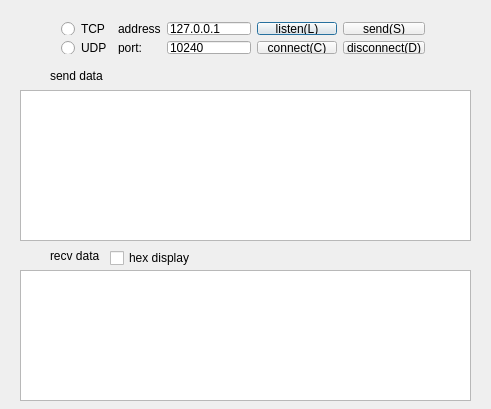
Before: the Qt Designer form src/sockettestwindow.ui in j1111011/sockettest, drawn with Qt 5.
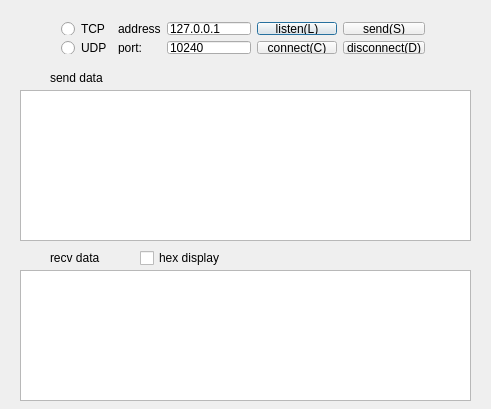
After: the same form once the commit is applied.

Commit message: remove textcodec call

The edit to the form file:
```diff
--- a/src/sockettestwindow.ui
+++ b/src/sockettestwindow.ui
@@ -18,8 +18,8 @@
     <rect>
      <x>50</x>
      <y>70</y>
-     <width>54</width>
-     <height>12</height>
+     <width>71</width>
+     <height>16</height>
     </rect>
    </property>
    <property name="text">
@@ -41,8 +41,8 @@
     <rect>
      <x>50</x>
      <y>250</y>
-     <width>54</width>
-     <height>12</height>
+     <width>81</width>
+     <height>16</height>
     </rect>
    </property>
    <property name="text">
@@ -144,7 +144,7 @@
   <widget class="QCheckBox" name="m_cbHexView">
    <property name="geometry">
     <rect>
-     <x>110</x>
+     <x>140</x>
      <y>250</y>
      <width>101</width>
      <height>16</height>
```
The commit also changes 1 other file.
